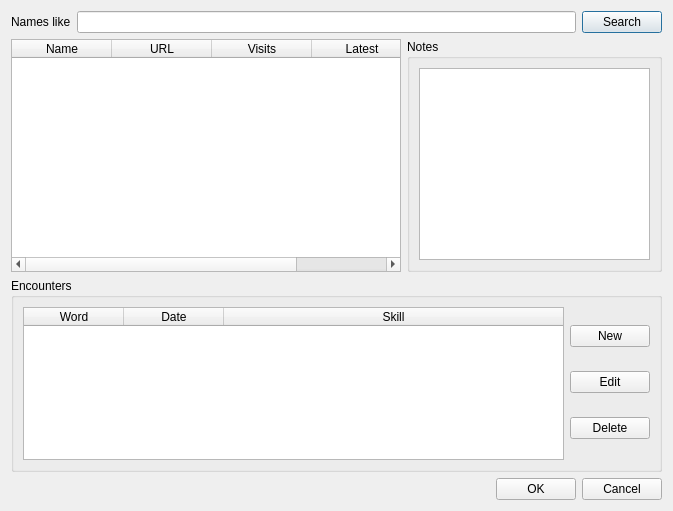
kellyjf/larousse, file media.ui: the form before one commit.
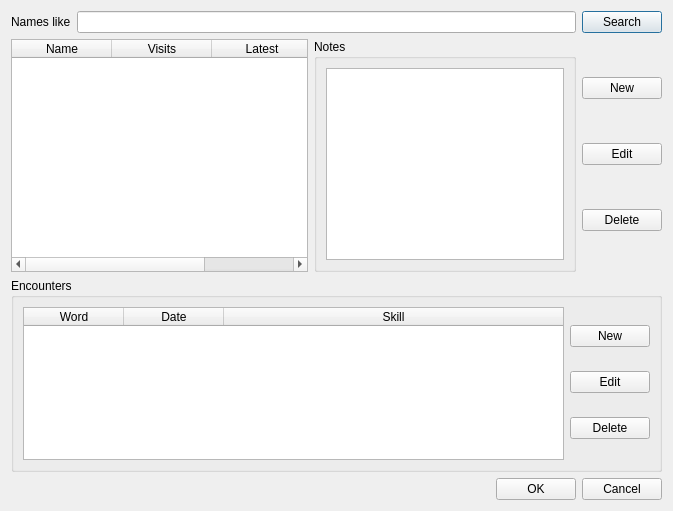
The form after the commit.

```diff
--- a/media.ui
+++ b/media.ui
@@ -19,7 +19,7 @@
   <property name="windowTitle">
    <string>Media</string>
   </property>
-  <layout class="QVBoxLayout" name="verticalLayout_3">
+  <layout class="QVBoxLayout" name="verticalLayout_4">
    <item>
     <layout class="QHBoxLayout" name="horizontalLayout">
      <item>
@@ -68,11 +68,6 @@
          <string>Name</string>
         </property>
        </column>
-       <column>
-        <property name="text">
-         <string>URL</string>
-        </property>
-       </column>
        <column>
         <property name="text">
          <string>Visits</string>
@@ -103,6 +98,31 @@
        </layout>
       </widget>
      </item>
+     <item>
+      <layout class="QVBoxLayout" name="verticalLayout_3">
+       <item>
+        <widget class="QPushButton" name="newButton_2">
+         <property name="text">
+          <string>New</string>
+         </property>
+        </widget>
+       </item>
+       <item>
+        <widget class="QPushButton" name="editButton_2">
+         <property name="text">
+          <string>Edit</string>
+         </property>
+        </widget>
+       </item>
+       <item>
+        <widget class="QPushButton" name="deleteButton_2">
+         <property name="text">
+          <string>Delete</string>
+         </property>
+        </widget>
+       </item>
+      </layout>
+     </item>
     </layout>
    </item>
    <item>
```
Left out of the diff: 6 changed lines with no effect on the pictures.
